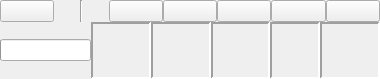
The window that src/BagPlayerWidget.ui (catec/rosbag_rviz_panel) describes before a commit, drawn with Qt 5.
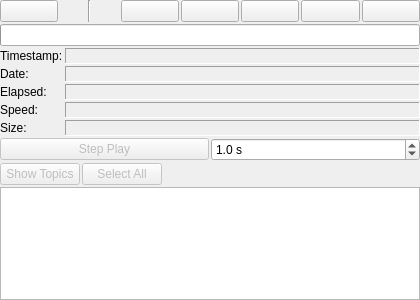
The same window after the commit.

Patch:
```diff
--- a/src/BagPlayerWidget.ui
+++ b/src/BagPlayerWidget.ui
@@ -6,8 +6,8 @@
    <rect>
     <x>0</x>
     <y>0</y>
-    <width>380</width>
-    <height>79</height>
+    <width>420</width>
+    <height>300</height>
    </rect>
   </property>
   <property name="windowTitle">
@@ -15,7 +15,7 @@
   </property>
   <layout class="QVBoxLayout" name="verticalLayout">
    <property name="spacing">
-    <number>0</number>
+    <number>2</number>
    </property>
    <property name="leftMargin">
     <number>0</number>
@@ -148,8 +148,7 @@
    <item>
     <layout class="QHBoxLayout" name="horizontalLayout_2"/>
    </item>
-   <item>
-    <layout class="QHBoxLayout" name="status_bar_layout">
+   <!-- Row 3: Status bar -->
      <item>
       <widget class="QProgressBar" name="status_bar">
        <property name="sizePolicy">
@@ -166,14 +165,20 @@
        </property>
       </widget>
      </item>
+   <!-- Row 4: Info area - left: time info vertical, right: speed/size -->
      <item>
+    <layout class="QHBoxLayout" name="info_layout">
+     <item>
+      <layout class="QFormLayout" name="time_form_layout">
+       <item row="0" column="0">
+        <widget class="QLabel" name="stamp_title_label">
+         <property name="text">
+          <string>Timestamp:</string>
+         </property>
+        </widget>
+       </item>
+       <item row="0" column="1">
       <widget class="QLabel" name="stamp_label">
-       <property name="maximumSize">
-        <size>
-         <width>180</width>
-         <height>16777215</height>
-        </size>
-       </property>
        <property name="toolTip">
         <string>Timestamp of the current playhead location</string>
        </property>
@@ -184,30 +189,25 @@
         <enum>QFrame::Sunken</enum>
        </property>
        <property name="lineWidth">
-        <number>2</number>
+          <number>1</number>
        </property>
        <property name="text">
         <string/>
        </property>
        <property name="alignment">
-        <set>Qt::AlignCenter</set>
+          <set>Qt::AlignLeft|Qt::AlignVCenter</set>
        </property>
       </widget>
      </item>
-     <item>
+       <item row="1" column="0">
+        <widget class="QLabel" name="date_title_label">
+         <property name="text">
+          <string>Date:</string>
+         </property>
+        </widget>
+       </item>
+       <item row="1" column="1">
       <widget class="QLabel" name="date_label">
-       <property name="sizePolicy">
-        <sizepolicy hsizetype="Preferred" vsizetype="Preferred">
-         <horstretch>0</horstretch>
-         <verstretch>0</verstretch>
-        </sizepolicy>
-       </property>
-       <property name="maximumSize">
-        <size>
-         <width>170</width>
-         <height>16777215</height>
-        </size>
-       </property>
        <property name="toolTip">
         <string>Date and time of the current playhead location</string>
        </property>
@@ -218,36 +218,25 @@
         <enum>QFrame::Sunken</enum>
        </property>
        <property name="lineWidth">
-        <number>2</number>
+          <number>1</number>
        </property>
        <property name="text">
         <string/>
        </property>
        <property name="alignment">
-        <set>Qt::AlignCenter</set>
+          <set>Qt::AlignLeft|Qt::AlignVCenter</set>
        </property>
       </widget>
      </item>
-     <item>
+       <item row="2" column="0">
+        <widget class="QLabel" name="seconds_title_label">
+         <property name="text">
+          <string>Elapsed:</string>
+         </property>
+        </widget>
+       </item>
+       <item row="2" column="1">
       <widget class="QLabel" name="seconds_label">
-       <property name="sizePolicy">
-        <sizepolicy hsizetype="Preferred" vsizetype="Preferred">
-         <horstretch>0</horstretch>
-         <verstretch>0</verstretch>
-        </sizepolicy>
-       </property>
-       <property name="minimumSize">
-        <size>
-         <width>0</width>
-         <height>0</height>
-        </size>
-       </property>
-       <property name="maximumSize">
-        <size>
-         <width>110</width>
-         <height>16777215</height>
-        </size>
-       </property>
        <property name="toolTip">
         <string>Number of seconds the current playhead location is from the beginning of the bag</string>
        </property>
@@ -258,30 +247,25 @@
         <enum>QFrame::Sunken</enum>
        </property>
        <property name="lineWidth">
-        <number>2</number>
+          <number>1</number>
        </property>
        <property name="text">
         <string/>
        </property>
        <property name="alignment">
-        <set>Qt::AlignCenter</set>
+          <set>Qt::AlignLeft|Qt::AlignVCenter</set>
        </property>
       </widget>
      </item>
-     <item>
+       <item row="3" column="0">
+        <widget class="QLabel" name="playspeed_title_label">
+         <property name="text">
+          <string>Speed:</string>
+         </property>
+        </widget>
+       </item>
+       <item row="3" column="1">
       <widget class="QLabel" name="playspeed_label">
-       <property name="sizePolicy">
-        <sizepolicy hsizetype="Minimum" vsizetype="Minimum">
-         <horstretch>0</horstretch>
-         <verstretch>0</verstretch>
-        </sizepolicy>
-       </property>
-       <property name="maximumSize">
-        <size>
-         <width>50</width>
-         <height>16777215</height>
-        </size>
-       </property>
        <property name="toolTip">
         <string>Playback speed</string>
        </property>
@@ -292,30 +276,25 @@
         <enum>QFrame::Sunken</enum>
        </property>
        <property name="lineWidth">
-        <number>2</number>
+          <number>1</number>
        </property>
        <property name="text">
         <string/>
        </property>
        <property name="alignment">
-        <set>Qt::AlignCenter</set>
+          <set>Qt::AlignLeft|Qt::AlignVCenter</set>
        </property>
       </widget>
      </item>
-     <item>
+       <item row="4" column="0">
+        <widget class="QLabel" name="filesize_title_label">
+         <property name="text">
+          <string>Size:</string>
+         </property>
+        </widget>
+       </item>
+       <item row="4" column="1">
       <widget class="QLabel" name="filesize_label">
-       <property name="sizePolicy">
-        <sizepolicy hsizetype="Minimum" vsizetype="Minimum">
-         <horstretch>0</horstretch>
-         <verstretch>0</verstretch>
-        </sizepolicy>
-       </property>
-       <property name="maximumSize">
-        <size>
-         <width>80</width>
-         <height>16777215</height>
-        </size>
-       </property>
        <property name="toolTip">
         <string>Bag size</string>
        </property>
@@ -326,17 +305,119 @@
         <enum>QFrame::Sunken</enum>
        </property>
        <property name="lineWidth">
-        <number>2</number>
+          <number>1</number>
        </property>
        <property name="text">
         <string/>
        </property>
        <property name="alignment">
-        <set>Qt::AlignCenter</set>
+          <set>Qt::AlignLeft|Qt::AlignVCenter</set>
        </property>
       </widget>
      </item>
     </layout>
+     </item>
+    </layout>
+   </item>
+   <!-- Row 5: Step play - button + duration input -->
+   <item>
+    <layout class="QHBoxLayout" name="step_play_layout">
+     <item>
+      <widget class="QPushButton" name="step_play_button">
+       <property name="toolTip">
+        <string>Play for the specified duration (seconds) then pause</string>
+       </property>
+       <property name="text">
+        <string>Step Play</string>
+       </property>
+       <property name="enabled">
+        <bool>false</bool>
+       </property>
+      </widget>
+     </item>
+     <item>
+      <widget class="QDoubleSpinBox" name="step_duration_spin">
+       <property name="toolTip">
+        <string>Duration in seconds to play per step</string>
+       </property>
+       <property name="suffix">
+        <string> s</string>
+       </property>
+       <property name="minimum">
+        <double>0.100000000000000</double>
+       </property>
+       <property name="maximum">
+        <double>600.000000000000000</double>
+       </property>
+       <property name="singleStep">
+        <double>0.500000000000000</double>
+       </property>
+       <property name="value">
+        <double>1.000000000000000</double>
+       </property>
+       <property name="decimals">
+        <number>1</number>
+       </property>
+      </widget>
+     </item>
+    </layout>
+   </item>
+   <!-- Row 6: Topic list -->
+   <item>
+    <layout class="QHBoxLayout" name="topic_header_layout">
+     <item>
+      <widget class="QPushButton" name="show_topics_button">
+       <property name="toolTip">
+        <string>Show all topics in the loaded bag</string>
+       </property>
+       <property name="text">
+        <string>Show Topics</string>
+       </property>
+       <property name="enabled">
+        <bool>false</bool>
+       </property>
+      </widget>
+     </item>
+     <item>
+      <widget class="QPushButton" name="select_all_topics_button">
+       <property name="toolTip">
+        <string>Select / Deselect all topics</string>
+       </property>
+       <property name="text">
+        <string>Select All</string>
+       </property>
+       <property name="enabled">
+        <bool>false</bool>
+       </property>
+      </widget>
+     </item>
+     <item>
+      <spacer name="topic_header_spacer">
+       <property name="orientation">
+        <enum>Qt::Horizontal</enum>
+       </property>
+       <property name="sizeHint" stdset="0">
+        <size>
+         <width>40</width>
+         <height>20</height>
+        </size>
+       </property>
+      </spacer>
+     </item>
+    </layout>
+   </item>
+   <item>
+    <widget class="QListWidget" name="topic_list_widget">
+     <property name="visible">
+      <bool>false</bool>
+     </property>
+     <property name="maximumSize">
+      <size>
+       <width>16777215</width>
+       <height>200</height>
+      </size>
+     </property>
+    </widget>
    </item>
   </layout>
  </widget>
```
Left out of the diff: 2 changed lines with no effect on the pictures. Lines whose indentation alone changed are shown as unchanged.
